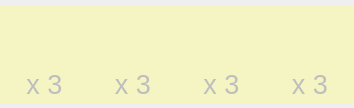
First picture: the form in Agricola_Front/Basic/worker_board.ui, repository kimmoney/Agricola, before the edit.
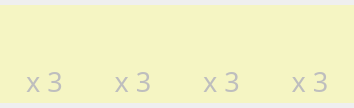
Second picture: the form after the edit. Icons and pictures are not drawn.

Commit message: FONT 적용

Patch:
```diff
--- a/Agricola_Front/Basic/worker_board.ui
+++ b/Agricola_Front/Basic/worker_board.ui
@@ -40,6 +40,11 @@
        <verstretch>0</verstretch>
       </sizepolicy>
      </property>
+     <property name="font">
+      <font>
+       <family>Pretendard Medium</family>
+      </font>
+     </property>
      <property name="styleSheet">
       <string notr="true">#widget_0{background-color : none;}
 #widget_0:disabled{background-color : rgba(255, 255, 127, 100);}
@@ -72,6 +77,11 @@
           <verstretch>0</verstretch>
          </sizepolicy>
         </property>
+        <property name="font">
+         <font>
+          <family>Pretendard Medium</family>
+         </font>
+        </property>
         <property name="styleSheet">
          <string notr="true">
 border-image: url(:/newPrefix/images/worker_red.png);</string>
@@ -94,6 +104,7 @@
         </property>
         <property name="font">
          <font>
+          <family>Pretendard Medium</family>
           <pointsize>20</pointsize>
          </font>
         </property>
@@ -119,6 +130,11 @@
        <verstretch>0</verstretch>
       </sizepolicy>
      </property>
+     <property name="font">
+      <font>
+       <family>Pretendard Medium</family>
+      </font>
+     </property>
      <property name="styleSheet">
       <string notr="true">#widget_1{background-color : none;}
 #widget_1:disabled{background-color : rgba(255, 255, 127, 100);}
@@ -151,6 +167,11 @@
           <verstretch>0</verstretch>
          </sizepolicy>
         </property>
+        <property name="font">
+         <font>
+          <family>Pretendard Medium</family>
+         </font>
+        </property>
         <property name="styleSheet">
          <string notr="true">border-image: url(:/newPrefix/images/worker_green.png);</string>
         </property>
@@ -172,6 +193,7 @@
         </property>
         <property name="font">
          <font>
+          <family>Pretendard Medium</family>
           <pointsize>20</pointsize>
          </font>
         </property>
@@ -197,6 +219,11 @@
        <verstretch>0</verstretch>
       </sizepolicy>
      </property>
+     <property name="font">
+      <font>
+       <family>Pretendard Medium</family>
+      </font>
+     </property>
      <property name="styleSheet">
       <string notr="true">#widget_2{background-color : none;}
 #widget_2:disabled{background-color : rgba(255, 255, 127, 100);}
@@ -229,6 +256,11 @@
           <verstretch>0</verstretch>
          </sizepolicy>
         </property>
+        <property name="font">
+         <font>
+          <family>Pretendard Medium</family>
+         </font>
+        </property>
         <property name="styleSheet">
          <string notr="true">border-image: url(:/newPrefix/images/worker_blue.png);</string>
         </property>
@@ -250,6 +282,7 @@
         </property>
         <property name="font">
          <font>
+          <family>Pretendard Medium</family>
           <pointsize>20</pointsize>
          </font>
         </property>
@@ -275,6 +308,11 @@
        <verstretch>0</verstretch>
       </sizepolicy>
      </property>
+     <property name="font">
+      <font>
+       <family>Pretendard Medium</family>
+      </font>
+     </property>
      <property name="styleSheet">
       <string notr="true">#widget_3{background-color : none;}
 #widget_3:disabled{background-color : rgba(255, 255, 127, 100);}
@@ -307,6 +345,11 @@
           <verstretch>0</verstretch>
          </sizepolicy>
         </property>
+        <property name="font">
+         <font>
+          <family>Pretendard Medium</family>
+         </font>
+        </property>
         <property name="styleSheet">
          <string notr="true">border-image: url(:/newPrefix/images/worker_purple.png);</string>
         </property>
@@ -328,6 +371,7 @@
         </property>
         <property name="font">
          <font>
+          <family>Pretendard Medium</family>
           <pointsize>20</pointsize>
          </font>
         </property>
```
The commit also changes 14 other files.
